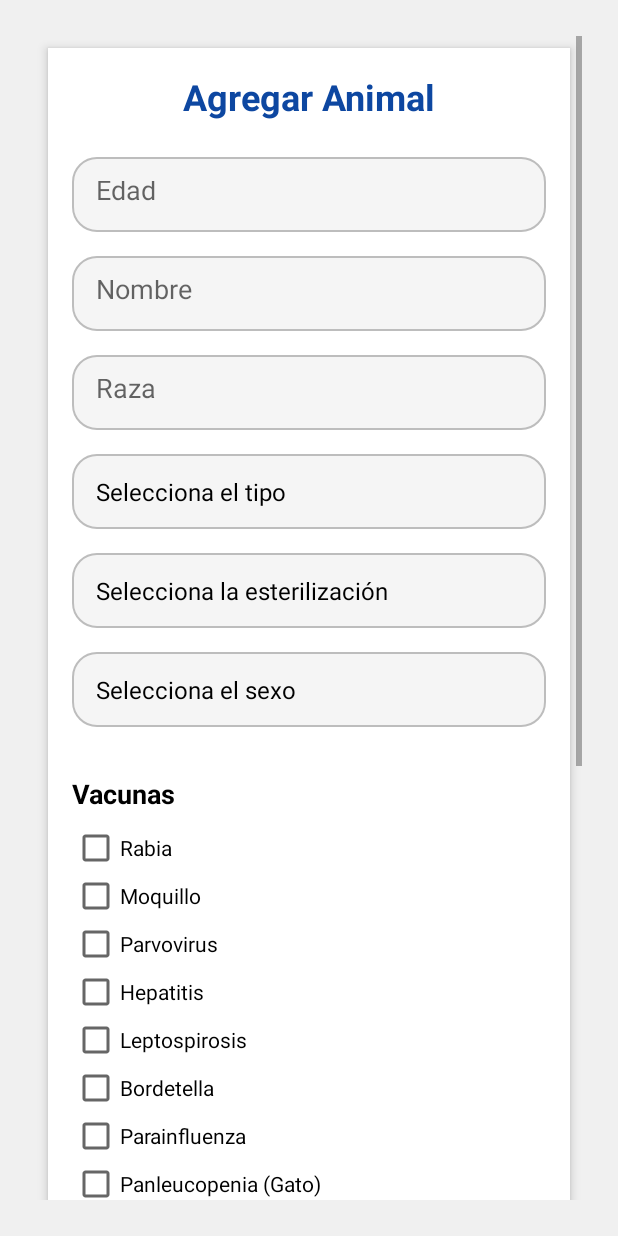
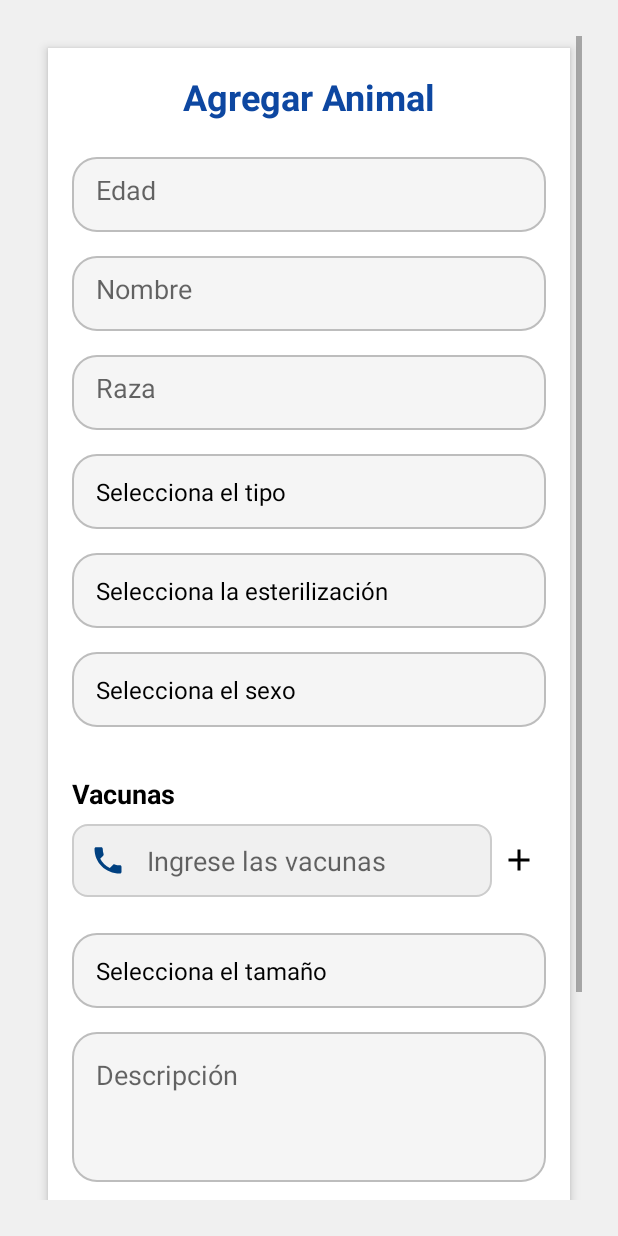
Before and after one commit to DFDev3/StraytoStay, an Android app built with Jetpack Compose: the FormAgregarAnimalActivity screen opened directly, with no data from a screen before it, on a phone screen of 412 x 824 dp. Run offline under Robolectric (Android 15) with nearby library versions, the phone set to English and light mode, and no system bars; our stand-ins replace Firebase (no records; nobody signed in at launch, a user with empty details on screens opened directly).

Commit message:
Refactor VacunasInput

```diff
--- a/app/src/main/java/com/example/straytostay/Main/Shelter/FormAgregarAnimalActivity.java
+++ b/app/src/main/java/com/example/straytostay/Main/Shelter/FormAgregarAnimalActivity.java
@@ -5,13 +5,18 @@ import android.graphics.Bitmap;
 import android.net.Uri;
 import android.os.Bundle;
 import android.provider.MediaStore;
+import android.text.InputType;
 import android.util.Base64;
 import android.util.Log;
+import android.view.View;
+import android.view.ViewGroup;
 import android.widget.ArrayAdapter;
 import android.widget.Button;
 import android.widget.CheckBox;
 import android.widget.EditText;
+import android.widget.ImageButton;
 import android.widget.ImageView;
+import android.widget.LinearLayout;
 import android.widget.Spinner;
 import android.widget.Toast;
 
@@ -33,10 +38,12 @@ public class FormAgregarAnimalActivity extends AppCompatActivity {
 
     private static final int PICK_IMAGE_REQUEST = 1;
 
-    private EditText inputNombre, inputEdad, inputRaza, inputDescripcion;
+    private EditText inputNombre, inputEdad, inputRaza, inputDescripcion, inputVacuna;
     private Spinner spinnerTipo, spinnerEsterilizacion, spinnerSexo, spinnerTamano;
     private Button btnSeleccionarImagen, btnPublicar;
+    private ImageButton addVacunaBtn;
     private ImageView imagePreview;
+    private LinearLayout vacunaContainer;
     private Uri imageUri;
     private FirebaseFirestore db;
     private FirebaseAuth mAuth;
@@ -84,19 +91,10 @@ public class FormAgregarAnimalActivity extends AppCompatActivity {
         spinnerTamano.setAdapter(new ArrayAdapter<>(this, android.R.layout.simple_spinner_dropdown_item, tamanoOptions));
         spinnerTamano.setSelection(0);
 
-        vacunaRabia = findViewById(R.id.vacuna_rabia);
-        vacunaMoquillo = findViewById(R.id.vacuna_moquillo);
-        vacunaParvovirus = findViewById(R.id.vacuna_parvovirus);
-        vacunaHepatitis = findViewById(R.id.vacuna_hepatitis);
-        vacunaLeptospirosis = findViewById(R.id.vacuna_leptospirosis);
-        vacunaBordetella = findViewById(R.id.vacuna_bordetella);
-        vacunaParainfluenza = findViewById(R.id.vacuna_parainfluenza);
-
-        vacunaPanleucopenia = findViewById(R.id.vacuna_panleucopenia);
-        vacunaRinotraqueitis = findViewById(R.id.vacuna_rinotraqueitis);
-        vacunaCalicivirus = findViewById(R.id.vacuna_calicivirus);
-        vacunaFelv = findViewById(R.id.vacuna_leucemia);
-        vacunaFIV = findViewById(R.id.vacuna_fiv);
+        inputVacuna = findViewById(R.id.animal_vacuna);
+        vacunaContainer = findViewById(R.id.vacunaContainer); // Agrega esto si usas varios teléfonos dinámicamente
+        addVacunaBtn = findViewById(R.id.addVacunaBtn);
+        addVacunaBtn.setOnClickListener(v -> addVacunaField());
 
         btnSeleccionarImagen.setOnClickListener(v -> abrirGaleria());
 
@@ -128,30 +126,70 @@ public class FormAgregarAnimalActivity extends AppCompatActivity {
         }
     }
 
+    private void addVacunaField() {
+        // Crear contenedor horizontal
+        LinearLayout layout = new LinearLayout(this);
+        layout.setOrientation(LinearLayout.HORIZONTAL);
+        layout.setLayoutParams(new LinearLayout.LayoutParams(
+                ViewGroup.LayoutParams.MATCH_PARENT,
+                ViewGroup.LayoutParams.WRAP_CONTENT));
+        layout.setPadding(0, 8, 0, 8);
+
+        // Crear nuevo EditText
+        EditText newPhone = new EditText(this);
+        newPhone.setHint("Otra vacna");
+        LinearLayout.LayoutParams params = new LinearLayout.LayoutParams(0, ViewGroup.LayoutParams.WRAP_CONTENT, 1);
+        newPhone.setLayoutParams(params);
+        newPhone.setBackgroundResource(R.drawable.edittext_background);
+        newPhone.setPadding(20, 20, 20, 20);
+
+        // Botón para eliminar
+        ImageButton removeBtn = new ImageButton(this);
+        removeBtn.setImageResource(android.R.drawable.ic_menu_close_clear_cancel);
+        removeBtn.setBackground(null);
+        removeBtn.setLayoutParams(new LinearLayout.LayoutParams(
+                ViewGroup.LayoutParams.WRAP_CONTENT,
+                ViewGroup.LayoutParams.WRAP_CONTENT));
+        removeBtn.setOnClickListener(v -> vacunaContainer.removeView(layout));
+
+        layout.addView(newPhone);
+        layout.addView(removeBtn);
+
+        vacunaContainer.addView(layout);
+
+    }
+
     private void guardarAnimal() {
         String nombre = inputNombre.getText().toString();
         String edad = inputEdad.getText().toString();
         String raza = inputRaza.getText().toString();
         String descripcion = inputDescripcion.getText().toString();
+        String mainVacuna = inputVacuna.getText().toString();
 
         String tipo = spinnerTipo.getSelectedItem().toString();
         String esterilizado = spinnerEsterilizacion.getSelectedItem().toString();
         String sexo = spinnerSexo.getSelectedItem().toString();
         String tamano = spinnerTamano.getSelectedItem().toString();
 
-        ArrayList<String> vacunas = new ArrayList<>();
-        if (vacunaRabia.isChecked()) vacunas.add("Rabia");
-        if (vacunaMoquillo.isChecked()) vacunas.add("Moquillo");
-        if (vacunaParvovirus.isChecked()) vacunas.add("Parvovirus");
-        if (vacunaHepatitis.isChecked()) vacunas.add("Hepatitis");
-        if (vacunaLeptospirosis.isChecked()) vacunas.add("Leptospirosis");
-        if (vacunaBordetella.isChecked()) vacunas.add("Bordetella");
-        if (vacunaParainfluenza.isChecked()) vacunas.add("Parainfluenza");
-        if (vacunaPanleucopenia.isChecked()) vacunas.add("Panleucopenia");
-        if (vacunaRinotraqueitis.isChecked()) vacunas.add("Rinotraqueitis");
-        if (vacunaCalicivirus.isChecked()) vacunas.add("Calicivirus");
-        if (vacunaFelv.isChecked()) vacunas.add("Felv");
-        if (vacunaFIV.isChecked()) vacunas.add("FIV");
+        ArrayList<String> vacunaList = new ArrayList<String>();
+
+        vacunaList.add(mainVacuna);
+
+        for (int i = 0; i < vacunaContainer.getChildCount(); i++) {
+            View child = vacunaContainer.getChildAt(i);
+            if (child instanceof LinearLayout) {
+                LinearLayout row = (LinearLayout) child;
+                for (int j = 0; j < row.getChildCount(); j++) {
+                    View rowChild = row.getChildAt(j);
+                    if (rowChild instanceof EditText) {
+                        String vacuna = ((EditText) rowChild).getText().toString().trim();
+                        if (!vacuna.isEmpty()) {
+                            vacunaList.add(vacuna);
+                        }
+                    }
+                }
+            }
+        }
 
         String ShelterUid = mAuth.getCurrentUser().getUid();
 
@@ -189,7 +227,7 @@ public class FormAgregarAnimalActivity extends AppCompatActivity {
                     .addOnSuccessListener(documentReference -> {
                         String uid = documentReference.getId();
 
-                        Mascota mascota = new Mascota(uid, nombre, edad, raza, tipo, esterilizado, sexo, vacunas, tamano, descripcion,refugio[0], encodedImageBase64);
+                        Mascota mascota = new Mascota(uid, nombre, edad, raza, tipo, esterilizado, sexo, vacunaList, tamano, descripcion,refugio[0], encodedImageBase64);
 
                         // Step 4: Save the full Mascota object with UID (optional step, you can update other fields if needed)
                         db.collection("mascotas")
--- a/app/src/main/java/com/example/straytostay/StartUp/RegisterShelterActivity.java
+++ b/app/src/main/java/com/example/straytostay/StartUp/RegisterShelterActivity.java
@@ -109,12 +109,6 @@ public class RegisterShelterActivity extends AppCompatActivity {
         phoneContainer = findViewById(R.id.phoneContainer); // Agrega esto si usas varios teléfonos dinámicamente
         addPhoneBtn = findViewById(R.id.addPhoneBtn);
         addPhoneBtn.setOnClickListener(v -> addPhoneField());
-        addPhoneBtn.setOnClickListener(new View.OnClickListener() {
-            @Override
-            public void onClick(View v) {
-                addPhoneField();
-            }
-        });
     }
     private void addPhoneField() {
         // Crear contenedor horizontal
--- a/app/src/main/res/layout/shelter_form_agregar_animal.xml
+++ b/app/src/main/res/layout/shelter_form_agregar_animal.xml
@@ -99,79 +99,41 @@
             android:layout_marginTop="16dp"
             android:layout_marginBottom="8dp" />
 
-        <!-- Checkboxes para vacunas -->
-        <CheckBox
-            android:id="@+id/vacuna_rabia"
-            android:layout_width="wrap_content"
+        <LinearLayout
+            android:id="@+id/vacunaContainer"
+            android:layout_width="match_parent"
             android:layout_height="wrap_content"
-            android:text="Rabia" />
+            android:orientation="vertical"
+            android:layout_marginBottom="12dp">
 
+            <RelativeLayout
+                android:layout_width="match_parent"
+                android:layout_height="wrap_content"
+                android:layout_marginBottom="12dp">
 
-        <CheckBox
-            android:id="@+id/vacuna_moquillo"
-            android:layout_width="wrap_content"
-            android:layout_height="wrap_content"
-            android:text="Moquillo" />
+                <EditText
+                    android:id="@+id/animal_vacuna"
+                    android:layout_width="match_parent"
+                    android:layout_height="wrap_content"
+                    android:hint="   Ingrese las vacunas"
+                    android:drawableLeft="@drawable/ic_phone"
+                    android:background="@drawable/edittext_background"
+                    android:padding="12dp"
+                    android:layout_alignParentStart="true"
+                    android:layout_toStartOf="@id/addVacunaBtn" />
 
-        <CheckBox
-            android:id="@+id/vacuna_parvovirus"
-            android:layout_width="wrap_content"
-            android:layout_height="wrap_content"
-            android:text="Parvovirus" />
-
-        <CheckBox
-            android:id="@+id/vacuna_hepatitis"
-            android:layout_width="wrap_content"
-            android:layout_height="wrap_content"
-            android:text="Hepatitis" />
-
-        <CheckBox
-            android:id="@+id/vacuna_leptospirosis"
-            android:layout_width="wrap_content"
-            android:layout_height="wrap_content"
-            android:text="Leptospirosis" />
-
-        <CheckBox
-            android:id="@+id/vacuna_bordetella"
-            android:layout_width="wrap_content"
-            android:layout_height="wrap_content"
-            android:text="Bordetella" />
-
-        <CheckBox
-            android:id="@+id/vacuna_parainfluenza"
-            android:layout_width="wrap_content"
-            android:layout_height="wrap_content"
-            android:text="Parainfluenza" />
-
-        <CheckBox
-            android:id="@+id/vacuna_panleucopenia"
-            android:layout_width="wrap_content"
-            android:layout_height="wrap_content"
-            android:text="Panleucopenia (Gato)" />
-
-        <CheckBox
-            android:id="@+id/vacuna_rinotraqueitis"
-            android:layout_width="wrap_content"
-            android:layout_height="wrap_content"
-            android:text="Rinotraqueitis (Gato)" />
-
-        <CheckBox
-            android:id="@+id/vacuna_calicivirus"
-            android:layout_width="wrap_content"
-            android:layout_height="wrap_content"
-            android:text="Calicivirus (Gato)" />
-
-        <CheckBox
-            android:id="@+id/vacuna_leucemia"
-            android:layout_width="wrap_content"
-            android:layout_height="wrap_content"
-            android:text="Leucemia felina (FeLV)" />
-
-        <CheckBox
-            android:id="@+id/vacuna_fiv"
-            android:layout_width="wrap_content"
-            android:layout_height="wrap_content"
-            android:text="Inmunodeficiencia felina (FIV)" />
+                <ImageButton
+                    android:id="@+id/addVacunaBtn"
+                    android:layout_width="36dp"
+                    android:layout_height="36dp"
+                    android:layout_alignParentEnd="true"
+                    android:layout_centerVertical="true"
+                    android:background="@android:color/transparent"
+                    android:padding="6dp"
+                    android:scaleType="centerInside"
+                    android:src="@drawable/ic_add_black_24" />
+            </RelativeLayout>
+        </LinearLayout>
 
         <!-- Tamaño -->
         <Spinner
```
